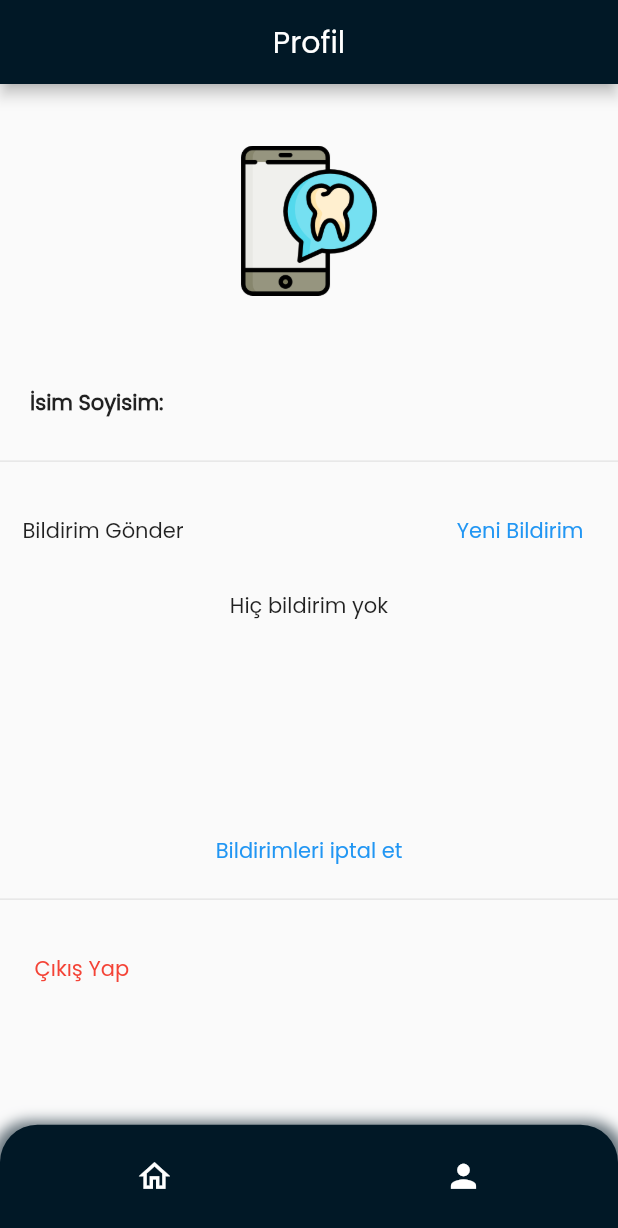
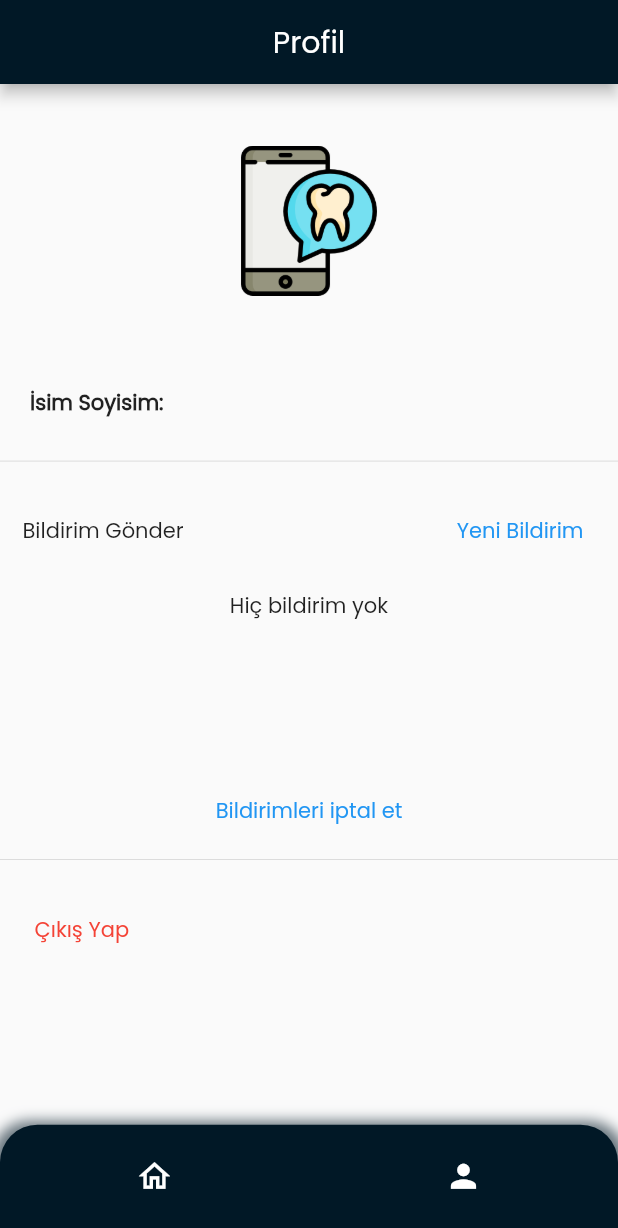
Before and after one commit to ilgiyigitbasi/iTeeth, a Flutter app: the screen it shows once a user with an empty profile is signed in, after a tap on the "person outline" icon, on a phone screen of 412 x 824 dp. Shown: the top 1228 px of the screen. Run offline on Flutter 3.47's test engine with Material 2 defaults, Android fonts, the phone set to English and light mode, and no system bars; our stand-ins replace awesome_notifications, circular_countdown_timer, cloud_firestore, firebase_auth, firebase_core, flutter_datetime_picker and 2 more; accounts and stored records are empty.

Commit message:
updates for android

```diff
--- a/lib/main.dart
+++ b/lib/main.dart
@@ -8,24 +8,20 @@ import 'constants.dart';
 import 'firebase_options.dart';
 
 void main() async {
-  WidgetsFlutterBinding.ensureInitialized();
-  try {
+
+
     WidgetsFlutterBinding.ensureInitialized();
     await Firebase.initializeApp();
-  } catch (e) {}
 
-  // await Firebase.initializeApp(
-  //   options: DefaultFirebaseOptions.currentPlatform,
-  // );
   AwesomeNotifications().initialize(
-    'resource://drawable/res_notification_app_icon',
+    'resource://drawable/ic_stat_iteeth',
     [
       NotificationChannel(
         channelKey: 'basic_channel',
         channelName: 'Basic Notifications',
         defaultColor: Colors.teal,
         importance: NotificationImportance.High,
-        channelShowBadge: true, channelDescription: '',
+        channelShowBadge: true, channelDescription: 'description',
       ),
       NotificationChannel(
         channelKey: 'scheduled_channel',
@@ -33,7 +29,7 @@ void main() async {
         defaultColor: Colors.teal,
         locked: true,
         importance: NotificationImportance.High,
-        soundSource: 'resource://raw/res_custom_notification', channelDescription: '',
+        channelDescription: 'description',
       ),
     ],
   );
--- a/lib/notifications.dart
+++ b/lib/notifications.dart
@@ -36,7 +36,6 @@ Future<void> createWaterReminderNotification(
         ),
       ],
       schedule: NotificationCalendar(
-        weekday: i,
         hour: notificationSchedule.timeOfDay.hour,
         minute: notificationSchedule.timeOfDay.minute,
         second: 0,
--- a/lib/screens/profile.dart
+++ b/lib/screens/profile.dart
@@ -100,7 +100,7 @@ class _ProfileState extends State<Profile> {
             ),
             SingleChildScrollView(
               child: SizedBox(
-                height: 150,
+                height: MediaQuery.of(context).size.height*0.15,
                 child: _hourList.isEmpty ?const Text('Hiç bildirim yok'):ListView(
                   children: _hourList.map((element) => ListTile(title: Text(element))).toList(),
                 ),
--- a/pubspec.yaml
+++ b/pubspec.yaml
@@ -15,7 +15,7 @@ publish_to: 'none' # Remove this line if you wish to publish to pub.dev
 # In iOS, build-name is used as CFBundleShortVersionString while build-number used as CFBundleVersion.
 # Read more about iOS versioning at
 # https://developer.apple.com/library/archive/documentation/General/Reference/InfoPlistKeyReference/Articles/CoreFoundationKeys.html
-version: 1.0.0+1
+version: 1.0.0+3
 
 environment:
   sdk: ">=2.15.1 <3.0.0"
@@ -45,6 +45,7 @@ dependencies:
   flutter_spinkit: ^5.1.0
   lottie: ^1.2.2
   awesome_notifications: ^0.6.21
+  change_app_package_name: ^1.0.0
 
 dev_dependencies:
   flutter_test:
```
Also changed, not shown: pubspec.lock, 14 other files.
